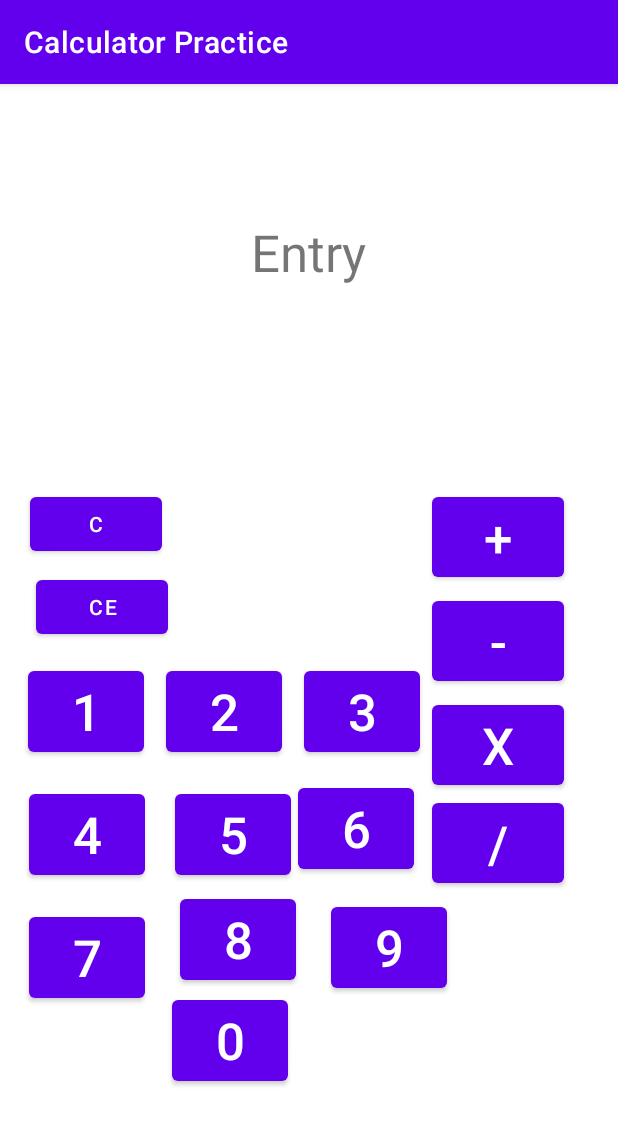
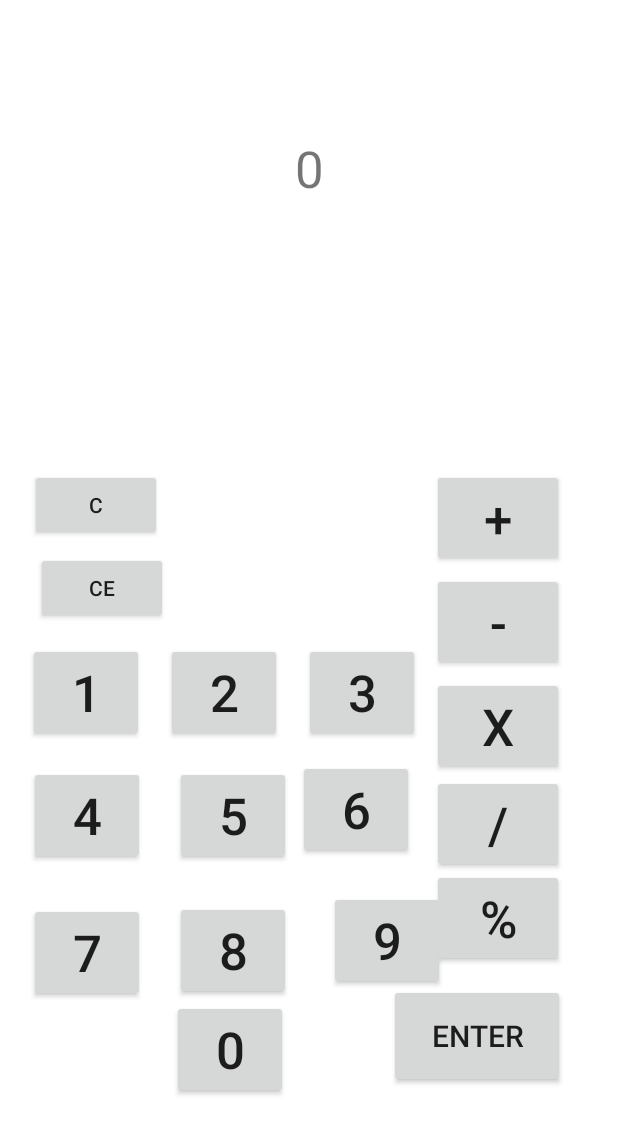
Before and after one commit to joeB0dy/Mobile-Applications-Calculator, an Android app: the screen it shows after launch (MainActivity), on a phone screen of 412 x 824 dp. Shown: the top 1134 px of the screen. Run offline under Robolectric (Android 15) with nearby library versions, the phone set to English and light mode, and no system bars.

```diff
--- a/app/build.gradle
+++ b/app/build.gradle
@@ -35,7 +35,7 @@ android {
 }
 
 dependencies {
-
+    implementation'net.objecthunter:exp4j:0.4.8'
     implementation 'androidx.core:core-ktx:1.7.0'
     implementation 'androidx.appcompat:appcompat:1.6.1'
     implementation 'com.google.android.material:material:1.8.0'
@@ -43,4 +43,6 @@ dependencies {
     testImplementation 'junit:junit:4.13.2'
     androidTestImplementation 'androidx.test.ext:junit:1.1.5'
     androidTestImplementation 'androidx.test.espresso:espresso-core:3.5.1'
+
+    implementation "androidx.fragment:fragment-ktx:1.5.6"
 }
--- a/app/src/main/java/com/example/calculatorpractice/ButtonFragment.kt
+++ b/app/src/main/java/com/example/calculatorpractice/ButtonFragment.kt
@@ -1,59 +1,192 @@
 package com.example.calculatorpractice
-
+import android.content.Context
+import android.graphics.Insets.add
 import android.os.Bundle
 import androidx.fragment.app.Fragment
 import android.view.LayoutInflater
 import android.view.View
 import android.view.ViewGroup
+import com.example.calculatorpractice.databinding.FragmentButtonBinding
 
-// TODO: Rename parameter arguments, choose names that match
-// the fragment initialization parameters, e.g. ARG_ITEM_NUMBER
-private const val ARG_PARAM1 = "param1"
-private const val ARG_PARAM2 = "param2"
+import java.lang.ClassCastException
 
-/**
- * A simple [Fragment] subclass.
- * Use the [ButtonFragment.newInstance] factory method to
- * create an instance of this fragment.
- */
-class ButtonFragment : Fragment() {
-    // TODO: Rename and change types of parameters
-    private var param1: String? = null
-    private var param2: String? = null
+
+
+open class ButtonFragment : Fragment() {
+    private lateinit var binding: FragmentButtonBinding
+
+    //initialize entryFrag instance stuff
+
+    var ans = ""    //string to be converted to int and displayed indirectly to
+    var num1 = 0
+    var num2 = 0
+
+    var sign = ""
+    var num2True = false        //if num2 = true, then calculate. only two numbers
+    var numEntries =
+        0      //stores number of entries for num1 and num 2, cannot add more than one number.
+
+    var calculate = 0 //what will be calculated.
+    var activityCallback: ButtonFragmentListener? = null
+
+    interface ButtonFragmentListener {
+        fun onButtonClick(answerDisplay: String)
+    }
+
+    override fun onAttach(context: Context) {
+        super.onAttach(context)
+        try {
+            activityCallback = context as ButtonFragmentListener
+
+        } catch (e: ClassCastException) {
+            throw ClassCastException(context.toString() + "IMPLEMENT BUTTON FRAG LISTENER")
+        }
+
+    }//end of onAttach
+
+    private fun buttonClicked(view: View) {
+        activityCallback?.onButtonClick(ans)    //will pass instance of answer to entry fragment
+    }
 
     override fun onCreate(savedInstanceState: Bundle?) {
         super.onCreate(savedInstanceState)
-        arguments?.let {
-            param1 = it.getString(ARG_PARAM1)
-            param2 = it.getString(ARG_PARAM2)
-        }
+
     }
 
     override fun onCreateView(
         inflater: LayoutInflater, container: ViewGroup?,
         savedInstanceState: Bundle?
+
     ): View? {
         // Inflate the layout for this fragment
-        return inflater.inflate(R.layout.fragment_button, container, false)
-    }
+        binding = FragmentButtonBinding.inflate(inflater, container, false)
+        //numbers
+        binding.btn0.setOnClickListener {
+            ans += "0"
 
-    companion object {
-        /**
-         * Use this factory method to create a new instance of
-         * this fragment using the provided parameters.
-         *
-         * @param param1 Parameter 1.
-         * @param param2 Parameter 2.
-         * @return A new instance of fragment ButtonFragment.
-         */
-        // TODO: Rename and change types and number of parameters
-        @JvmStatic
-        fun newInstance(param1: String, param2: String) =
-            ButtonFragment().apply {
-                arguments = Bundle().apply {
-                    putString(ARG_PARAM1, param1)
-                    putString(ARG_PARAM2, param2)
-                }
+            buttonClicked(it)
+        }
+        binding.btn1.setOnClickListener {
+            ans += "1"
+            buttonClicked(it)
+        }
+        binding.btn2.setOnClickListener {
+            ans += "2"
+            buttonClicked(it)
+        }
+        binding.btn3.setOnClickListener {
+            ans += "3"
+            buttonClicked(it)
+        }
+        binding.btn4.setOnClickListener {
+            ans += "4"
+            buttonClicked(it)
+        }
+        binding.btn5.setOnClickListener {
+            ans += "5"
+            buttonClicked(it)
+        }
+        binding.btn6.setOnClickListener {
+            ans += "6"
+            buttonClicked(it)
+        }
+        binding.btn7.setOnClickListener {
+            ans += "7"
+            buttonClicked(it)
+        }
+        binding.btn8.setOnClickListener {
+            ans += "8"
+            buttonClicked(it)
+        }
+        binding.btn9.setOnClickListener {
+            ans += "9"
+            buttonClicked(it)
+        }
+
+
+        //operators
+        binding.btnCE.setOnClickListener {
+            ans = ""
+            num1 = 0
+            num2 = 0
+            calculate = 0
+            numEntries = 0
+            sign = ""
+            //clear everything
+             buttonClicked(it)
+        }//end of btnCE
+        binding.btnClear.setOnClickListener {
+            if (numEntries ==0) {   //this is first entry.
+                num1 = 0
+                ans = ""
+            } else {
+                num2 = 0
+                ans = ""
             }
+            //need to pop last entry.
+
+             buttonClicked(it)
+        }//end of btnClear
+        binding.btnPlus.setOnClickListener {
+
+                num1 = ans.toInt()
+                sign = "+"
+                numEntries++ //increment
+                ans = ""    //blank out for next entry.
+              //  num2True = true
+
+            buttonClicked(it)
+        }//end of btnPlus
+        binding.btnMinus.setOnClickListener {
+            num1 = ans.toInt()
+            sign = "-"
+            numEntries++ //increment
+            ans = ""    //blank out for next entry.
+            buttonClicked(it)
+        }//end of btnMinus
+        binding.btnMultiply.setOnClickListener {
+            num1 = ans.toInt()
+            sign = "x"
+            numEntries++ //increment
+            ans = ""    //blank out for next entry.
+            buttonClicked(it)
+        }//end of btnMultiply
+        binding.btnDivide.setOnClickListener {
+            num1 = ans.toInt()
+            sign = "/"
+            numEntries++ //increment
+            ans = ""    //blank out for next entry.
+            buttonClicked(it)
+        }//end of btnDivide
+        binding.btnModulus.setOnClickListener {
+            num1 = ans.toInt()
+            sign = "%"
+            numEntries++
+            ans = ""
+            buttonClicked(it)
+        }//end of Modulus.
+        binding.btnEnter.setOnClickListener {
+
+
+            if (numEntries >0)
+            {
+                num2 = ans.toInt()  //what is currently in
+            }
+            when (sign) //the operator signs.
+            {
+                "+" -> calculate = num1 + num2
+                "-" -> calculate = num1 - num2
+                "x" -> calculate = num1 * num2
+                "/" -> calculate = num1 / num2
+                "%" -> calculate = num1 % num2
+            }//end of when switch statement.
+            ans = calculate.toString()
+            numEntries = 0  //restart
+            sign = ""   //restart
+            buttonClicked(it)
+        }//end btn Enter.
+
+
+        return binding.root
     }
 }
--- /dev/null
+++ b/app/src/main/java/com/example/calculatorpractice/EntryFragment.kt
@@ -0,0 +1,34 @@
+package com.example.calculatorpractice
+
+import android.os.Bundle
+import androidx.fragment.app.Fragment
+import android.view.LayoutInflater
+import android.view.View
+import android.view.ViewGroup
+import com.example.calculatorpractice.databinding.FragmentEntryBinding
+
+
+
+private lateinit var binding: FragmentEntryBinding
+// the fragment initialization parameters, e.g. ARG_ITEM_NUMBER
+
+open class EntryFragment : Fragment() {
+
+
+    //private lateinit var viewModel:       //ViewModel from Week 11.
+        //reset the whole app to use viewmodel.
+
+    override fun onCreateView(
+        inflater: LayoutInflater, container: ViewGroup?,
+        savedInstanceState: Bundle?
+    ): View? {
+        // Inflate the layout for this fragment
+        binding = FragmentEntryBinding.inflate(inflater, container, false)
+        return binding.root
+    }
+
+    //will be changed by activity when called.
+    fun changeEntry(text: String){
+        binding.tvEntry.text = text
+    }
+}
--- a/app/src/main/java/com/example/calculatorpractice/MainActivity.kt
+++ b/app/src/main/java/com/example/calculatorpractice/MainActivity.kt
@@ -1,20 +1,34 @@
 package com.example.calculatorpractice
 
-import androidx.appcompat.app.AppCompatActivity
 import android.os.Bundle
+import androidx.fragment.app.FragmentActivity
+import androidx.fragment.app.add
+import androidx.fragment.app.commit
+import androidx.lifecycle.LiveData
+import androidx.lifecycle.MutableLiveData
+import androidx.lifecycle.ViewModel
 import com.example.calculatorpractice.databinding.ActivityMainBinding
+import net.objecthunter.exp4j.Expression
 
-class MainActivity : AppCompatActivity() {
+
+class MainActivity : FragmentActivity(), ButtonFragment.ButtonFragmentListener {
     private lateinit var binding: ActivityMainBinding
-    private var whichFragment = 1 //important for switching fragments.
 
     override fun onCreate(savedInstanceState: Bundle?) {
         super.onCreate(savedInstanceState)
 
 
         binding = ActivityMainBinding.inflate(layoutInflater)
+        setContentView(binding.root)
 
 
-        setContentView(binding.root)
+    }
+
+
+    override fun onButtonClick(answerDisplay: String) {
+
+        val entered =
+            supportFragmentManager.findFragmentById(R.id.fragmentContainerView) as EntryFragment
+        entered.changeEntry(answerDisplay)
     }
 }
--- a/app/src/main/java/com/example/calculatorpractice/entryFragment.kt
+++ /dev/null
@@ -1,38 +0,0 @@
-package com.example.calculatorpractice
-
-import android.os.Bundle
-import androidx.fragment.app.Fragment
-import android.view.LayoutInflater
-import android.view.View
-import android.view.ViewGroup
-import com.example.calculatorpractice.databinding.FragmentEntryBinding
-
-// TODO: Rename parameter arguments, choose names that match
-// the fragment initialization parameters, e.g. ARG_ITEM_NUMBER
-
-class entryFragment : Fragment() {
-
-
-    override fun onCreate(savedInstanceState: Bundle?) {
-        super.onCreate(savedInstanceState)
-        //buttons to code:
-        //binding.tvEntry.text we need ViewModel to manipulate.
-
-
-
-    }
-    //private lateinit var viewModel:       //ViewModel from Week 11. gawd damn we are 4 weeks away from end of class.
-
-    private lateinit var binding: FragmentEntryBinding       //reset the whole app to use.
-
-    override fun onCreateView(
-        inflater: LayoutInflater, container: ViewGroup?,
-        savedInstanceState: Bundle?
-    ): View? {
-        // Inflate the layout for this fragment
-        binding = FragmentEntryBinding.inflate(inflater, container, false)
-        return binding.root
-    }
-
-
-}
--- a/app/src/main/res/layout/activity_main.xml
+++ b/app/src/main/res/layout/activity_main.xml
@@ -8,7 +8,7 @@
 
     <androidx.fragment.app.FragmentContainerView
         android:id="@+id/fragmentContainerView"
-        android:name="com.example.calculatorpractice.entryFragment"
+        android:name="com.example.calculatorpractice.EntryFragment"
         android:layout_width="wrap_content"
         android:layout_height="wrap_content"
         android:layout_marginTop="89dp"
--- a/app/src/main/res/layout/fragment_button.xml
+++ b/app/src/main/res/layout/fragment_button.xml
@@ -10,7 +10,7 @@
     tools:layout_editor_absoluteY="-162dp">
 
     <Button
-        android:id="@+id/btn8"
+        android:id="@+id/btn3"
         android:layout_width="77dp"
         android:layout_height="66dp"
         android:layout_marginTop="120dp"
@@ -19,7 +19,8 @@
         app:layout_constraintEnd_toEndOf="parent"
         app:layout_constraintHorizontal_bias="0.616"
         app:layout_constraintStart_toStartOf="parent"
-        app:layout_constraintTop_toTopOf="parent" />
+        app:layout_constraintTop_toTopOf="parent"
+        />
 
     <Button
         android:id="@+id/btnMinus"
@@ -45,13 +46,13 @@
         app:layout_constraintVertical_bias="0.011" />
 
     <Button
-        android:id="@+id/btn2"
+        android:id="@+id/btn1"
         android:layout_width="77dp"
         android:layout_height="66dp"
         android:layout_marginTop="120dp"
         android:text="1"
         android:textSize="34sp"
-        app:layout_constraintEnd_toStartOf="@+id/btn"
+        app:layout_constraintEnd_toStartOf="@+id/btn2"
         app:layout_constraintHorizontal_bias="0.5"
         app:layout_constraintStart_toStartOf="parent"
         app:layout_constraintTop_toTopOf="parent" />
@@ -70,7 +71,20 @@
         app:layout_constraintVertical_bias="0.012" />
 
     <Button
-        android:id="@+id/btn6"
+        android:id="@+id/btnModulus"
+        android:layout_width="wrap_content"
+        android:layout_height="wrap_content"
+        android:layout_marginEnd="28dp"
+        android:layout_marginBottom="136dp"
+        android:text="%"
+        android:textSize="34sp"
+        app:layout_constraintBottom_toBottomOf="parent"
+        app:layout_constraintEnd_toEndOf="parent"
+        app:layout_constraintTop_toBottomOf="@+id/btnDivide"
+        app:layout_constraintVertical_bias="0.059" />
+
+    <Button
+        android:id="@+id/btn9"
         android:layout_width="77dp"
         android:layout_height="66dp"
         android:layout_marginStart="23dp"
@@ -81,13 +95,13 @@
         android:textSize="34sp"
         app:layout_constraintBottom_toBottomOf="parent"
         app:layout_constraintEnd_toEndOf="parent"
-        app:layout_constraintHorizontal_bias="0.0"
-        app:layout_constraintStart_toEndOf="@+id/btn7"
-        app:layout_constraintTop_toBottomOf="@+id/btn3"
-        app:layout_constraintVertical_bias="0.012" />
+        app:layout_constraintHorizontal_bias="0.238"
+        app:layout_constraintStart_toEndOf="@+id/btn8"
+        app:layout_constraintTop_toBottomOf="@+id/btn6"
+        app:layout_constraintVertical_bias="0.791" />
 
     <Button
-        android:id="@+id/btn3"
+        android:id="@+id/btn6"
         android:layout_width="77dp"
         android:layout_height="66dp"
         android:layout_marginTop="12dp"
@@ -95,7 +109,7 @@
         android:text="6"
         android:textSize="34sp"
         app:layout_constraintEnd_toEndOf="parent"
-        app:layout_constraintTop_toBottomOf="@+id/btn8" />
+        app:layout_constraintTop_toBottomOf="@+id/btn3" />
 
     <Button
         android:id="@+id/btnPlus"
@@ -109,7 +123,7 @@
         app:layout_constraintTop_toTopOf="parent" />
 
     <Button
-        android:id="@+id/btn5"
+        android:id="@+id/btn4"
         android:layout_width="77dp"
         android:layout_height="66dp"
         android:layout_marginTop="16dp"
@@ -118,7 +132,7 @@
         app:layout_constraintEnd_toEndOf="parent"
         app:layout_constraintHorizontal_bias="0.047"
         app:layout_constraintStart_toStartOf="parent"
-        app:layout_constraintTop_toBottomOf="@+id/btn2" />
+        app:layout_constraintTop_toBottomOf="@+id/btn1" />
 
     <Button
         android:id="@+id/btnMultiply"
@@ -132,7 +146,7 @@
         app:layout_constraintTop_toBottomOf="@+id/btnMinus" />
 
     <Button
-        android:id="@+id/btn9"
+        android:id="@+id/btn0"
         android:layout_width="77dp"
         android:layout_height="66dp"
         android:text="0"
@@ -141,22 +155,22 @@
         app:layout_constraintEnd_toEndOf="parent"
         app:layout_constraintHorizontal_bias="0.344"
         app:layout_constraintStart_toStartOf="parent"
-        app:layout_constraintTop_toBottomOf="@+id/btn7"
+        app:layout_constraintTop_toBottomOf="@+id/btn8"
         app:layout_constraintVertical_bias="0.061" />
 
     <Button
-        android:id="@+id/btn4"
+        android:id="@+id/btn5"
         android:layout_width="77dp"
         android:layout_height="66dp"
         android:layout_marginStart="20dp"
         android:layout_marginTop="16dp"
         android:text="5"
         android:textSize="34sp"
-        app:layout_constraintStart_toEndOf="@+id/btn5"
-        app:layout_constraintTop_toBottomOf="@+id/btn" />
+        app:layout_constraintStart_toEndOf="@+id/btn4"
+        app:layout_constraintTop_toBottomOf="@+id/btn2" />
 
     <Button
-        android:id="@+id/Btn3"
+        android:id="@+id/btn7"
         android:layout_width="77dp"
         android:layout_height="66dp"
         android:layout_marginTop="16dp"
@@ -166,19 +180,19 @@
         app:layout_constraintEnd_toEndOf="parent"
         app:layout_constraintHorizontal_bias="0.047"
         app:layout_constraintStart_toStartOf="parent"
-        app:layout_constraintTop_toBottomOf="@+id/btn5"
-        app:layout_constraintVertical_bias="0.0" />
+        app:layout_constraintTop_toBottomOf="@+id/btn4"
+        app:layout_constraintVertical_bias="0.125" />
 
     <Button
-        android:id="@+id/btn"
+        android:id="@+id/btn2"
         android:layout_width="77dp"
         android:layout_height="66dp"
         android:layout_marginTop="120dp"
         android:text="2"
         android:textSize="34sp"
-        app:layout_constraintEnd_toStartOf="@+id/btn8"
+        app:layout_constraintEnd_toStartOf="@+id/btn3"
         app:layout_constraintHorizontal_bias="0.5"
-        app:layout_constraintStart_toEndOf="@+id/btn2"
+        app:layout_constraintStart_toEndOf="@+id/btn1"
         app:layout_constraintTop_toTopOf="parent" />
 
     <Button
@@ -192,14 +206,27 @@
         app:layout_constraintTop_toTopOf="parent" />
 
     <Button
-        android:id="@+id/btn7"
+        android:id="@+id/btn8"
         android:layout_width="77dp"
         android:layout_height="66dp"
-        android:layout_marginStart="23dp"
-        android:layout_marginTop="4dp"
+        android:layout_marginStart="20dp"
+        android:layout_marginTop="24dp"
         android:text="8"
         android:textSize="34sp"
-        app:layout_constraintStart_toEndOf="@+id/Btn3"
-        app:layout_constraintTop_toBottomOf="@+id/btn4" />
+        app:layout_constraintStart_toEndOf="@+id/btn7"
+        app:layout_constraintTop_toBottomOf="@+id/btn5" />
+
+    <Button
+        android:id="@+id/btnEnter"
+        android:layout_width="117dp"
+        android:layout_height="69dp"
+        android:text="Enter"
+        android:textSize="20sp"
+        app:layout_constraintBottom_toBottomOf="parent"
+        app:layout_constraintEnd_toEndOf="parent"
+        app:layout_constraintHorizontal_bias="0.904"
+        app:layout_constraintStart_toStartOf="parent"
+        app:layout_constraintTop_toTopOf="parent"
+        app:layout_constraintVertical_bias="0.975" />
 
 </androidx.constraintlayout.widget.ConstraintLayout>
--- a/app/src/main/res/layout/fragment_entry.xml
+++ b/app/src/main/res/layout/fragment_entry.xml
@@ -5,13 +5,13 @@
     android:id="@+id/entryFragmentLayout"
     android:layout_width="match_parent"
     android:layout_height="match_parent"
-    tools:context=".entryFragment">
+    tools:context=".EntryFragment">
 
     <TextView
         android:id="@+id/tvEntry"
         android:layout_width="wrap_content"
         android:layout_height="wrap_content"
-        android:text="Entry"
+        android:text="0"
         android:textSize="34sp"
         app:layout_constraintBottom_toBottomOf="parent"
         app:layout_constraintEnd_toEndOf="parent"
```
